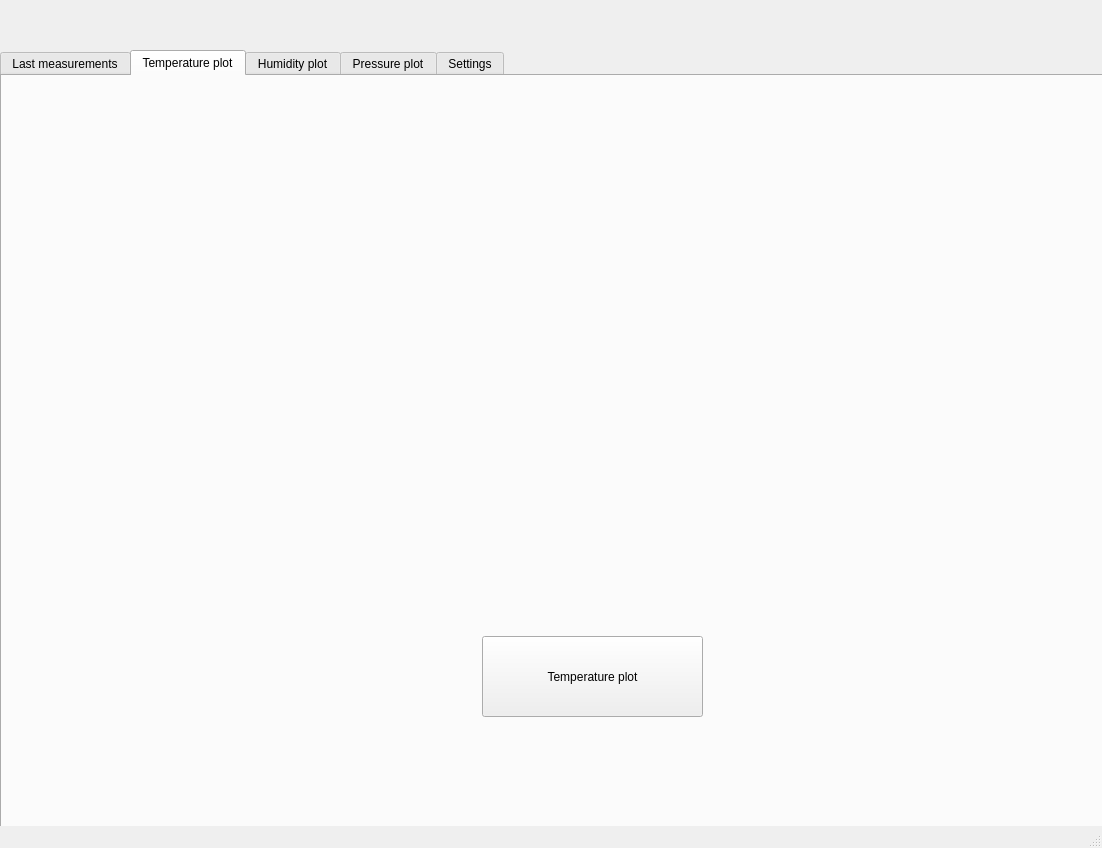
Before: the Qt Designer form python_app/designer/app_gui.ui in krzysiubera/swaw-project, drawn with Qt 5.
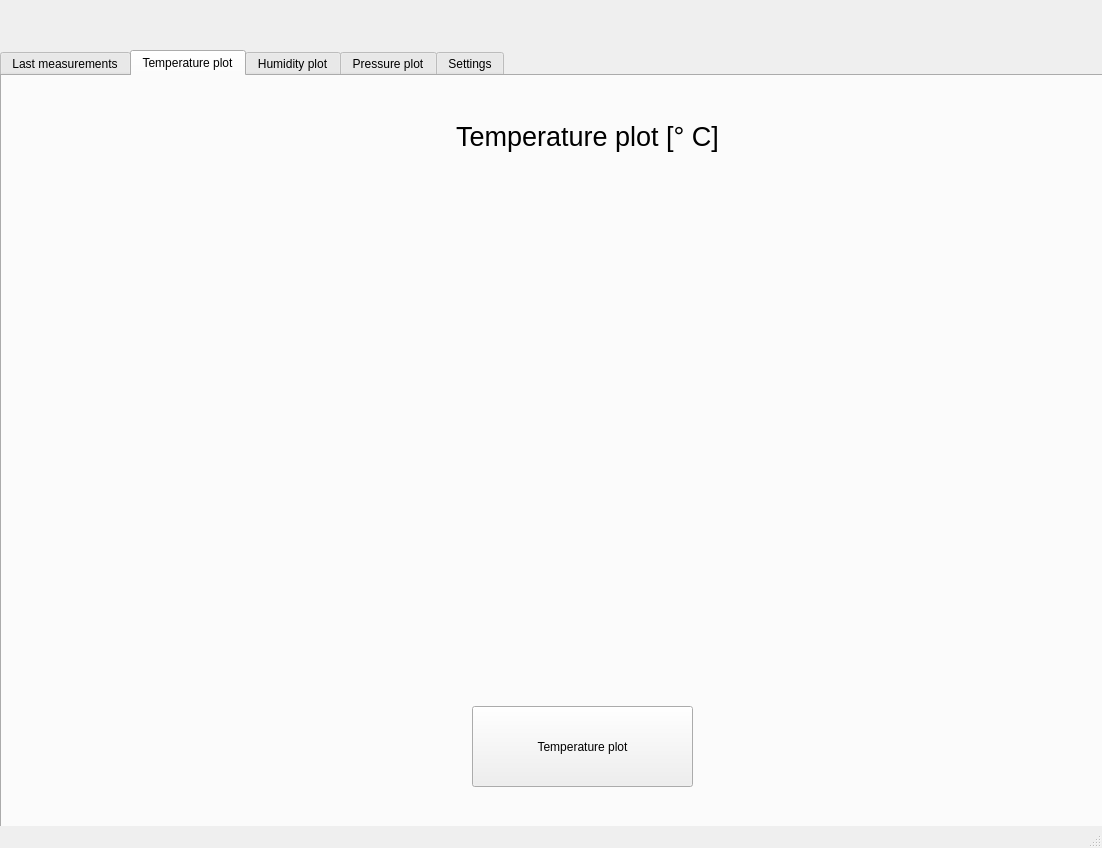
After: the same form once the commit is applied. The open tabs and pages were chosen to show the change. Custom widgets are drawn as their Qt base class.

Commit message: add units in plots

Patch:
```diff
--- a/python_app/designer/app_gui.ui
+++ b/python_app/designer/app_gui.ui
@@ -145,8 +145,8 @@
      <widget class="QPushButton" name="temperature_plot_button">
       <property name="geometry">
        <rect>
-        <x>480</x>
-        <y>560</y>
+        <x>470</x>
+        <y>630</y>
         <width>221</width>
         <height>81</height>
        </rect>
@@ -159,12 +159,33 @@
       <property name="geometry">
        <rect>
         <x>140</x>
-        <y>30</y>
+        <y>110</y>
         <width>890</width>
         <height>510</height>
        </rect>
       </property>
      </widget>
+     <widget class="QLabel" name="label">
+      <property name="geometry">
+       <rect>
+        <x>140</x>
+        <y>40</y>
+        <width>891</width>
+        <height>41</height>
+       </rect>
+      </property>
+      <property name="font">
+       <font>
+        <pointsize>20</pointsize>
+       </font>
+      </property>
+      <property name="text">
+       <string>Temperature plot [° C]</string>
+      </property>
+      <property name="alignment">
+       <set>Qt::AlignCenter</set>
+      </property>
+     </widget>
     </widget>
     <widget class="QWidget" name="tab_4">
      <attribute name="title">
```
Left out of the diff: 52 changed lines with no effect on the pictures.
